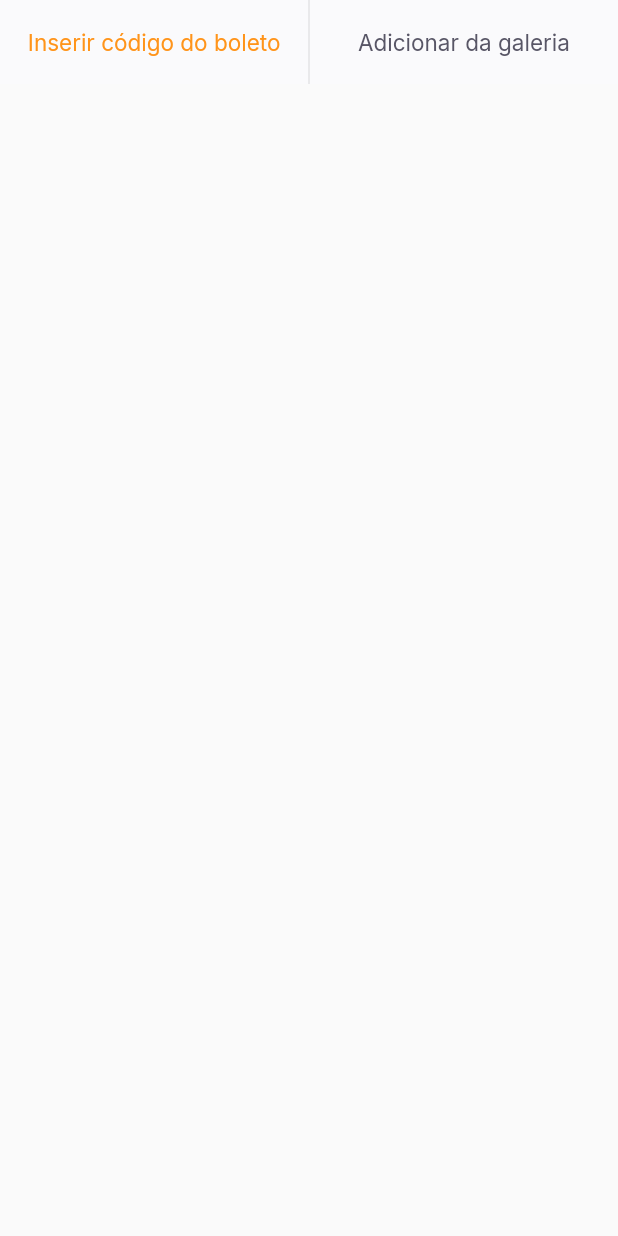
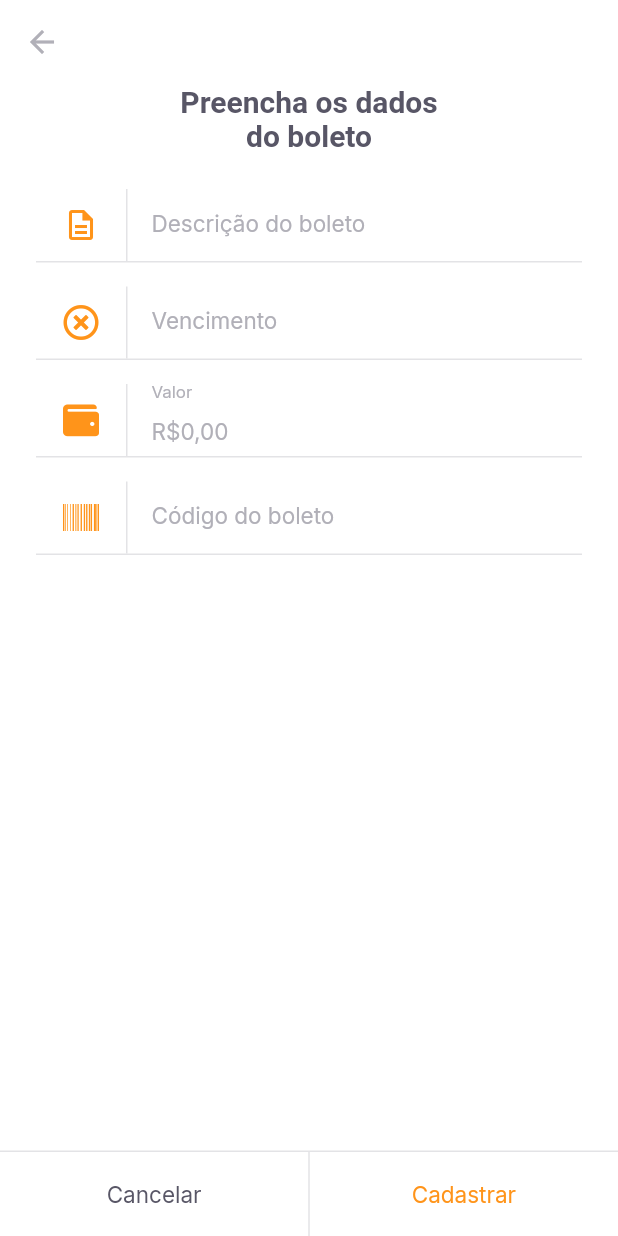
Before and after one commit to Leandro2585/payflow, a Flutter app: the SeveralLabelButtons widget shown alone on an empty page, opened directly, after a tap on "Inserir código do boleto", on a phone screen of 412 x 824 dp. Run offline on Flutter 3.47's test engine with Material 2 defaults, Android fonts, the phone set to English and light mode, and no system bars; our stand-ins replace camera, firebase_core, flutter_masked_text2, font_awesome_flutter, google_fonts, google_sign_in and 2 more; missing offline and left inert: google_ml_kit; accounts and stored records are empty.

Commit message:
feat: implemented create ticket page with form text

```diff
--- a/lib/app_widget.dart
+++ b/lib/app_widget.dart
@@ -24,7 +24,8 @@ class AppWidget extends StatelessWidget {
         '/home': (context) => const HomeScreen(),
         '/login': (context) => const LoginScreen(),
         '/splash': (context) => const SplashScreen(),
-        '/barcode_scanner': (context) => const BarcodeScannerScreen()
+        '/barcode_scanner': (context) => const BarcodeScannerScreen(),
+        '/create_ticket': (context) => const CreateTicketScreen()
       },
     );
   }
--- a/lib/ui/pages/barcode_screen.dart
+++ b/lib/ui/pages/barcode_screen.dart
@@ -17,6 +17,11 @@ class _BarcodeScannerScreenState extends State<BarcodeScannerScreen> {
   @override
   void initState() {
     readBarcodeController.getAvailableCameras();
+    readBarcodeController.statusNotifier.addListener(() {
+      if (readBarcodeController.status.hasBarcode) {
+        Navigator.pushReplacementNamed(context, '/create_ticket');
+      }
+    });
     super.initState();
   }
 
@@ -86,7 +91,7 @@ class _BarcodeScannerScreenState extends State<BarcodeScannerScreen> {
             bottomNavigationBar: SeveralLabelButtons(
               primaryLabel: 'Inserir código do boleto',
               primaryHandle: () {
-                Navigator.pushReplacementNamed(context, '/insert_ticket');
+                Navigator.pushReplacementNamed(context, '/create_ticket');
               },
               secondaryLabel: 'Adicionar da galeria',
               secondaryHandle: () {},
--- /dev/null
+++ b/lib/ui/pages/create_ticket_screen.dart
@@ -0,0 +1,92 @@
+import 'package:flutter/material.dart';
+import 'package:flutter_masked_text2/flutter_masked_text2.dart';
+import 'package:font_awesome_flutter/font_awesome_flutter.dart';
+import 'package:payflow/ui/styles/index.dart';
+import 'package:payflow/ui/widgets/index.dart';
+import 'package:payflow/ui/widgets/input_text.dart';
+
+class CreateTicketScreen extends StatefulWidget {
+  final String? barcode;
+  const CreateTicketScreen({Key? key, this.barcode}) : super(key: key);
+
+  @override
+  _CreateTicketScreenState createState() => _CreateTicketScreenState();
+}
+
+class _CreateTicketScreenState extends State<CreateTicketScreen> {
+  final moneyInputTextController = MoneyMaskedTextController(
+    leftSymbol: 'R\$',
+    decimalSeparator: ',',
+  );
+  final dueDateInputTextController = MaskedTextController(mask: '00/00/0000');
+  final barcodeInputTextController = TextEditingController();
+
+  @override
+  void initState() {
+    if (widget.barcode != null) {
+      barcodeInputTextController.text = widget.barcode!;
+    }
+    super.initState();
+  }
+
+  @override
+  Widget build(BuildContext context) {
+    return Scaffold(
+      backgroundColor: AppColors.background,
+      appBar: AppBar(
+        backgroundColor: AppColors.background,
+        elevation: 0,
+        leading: const BackButton(color: AppColors.input),
+      ),
+      body: Padding(
+        padding: const EdgeInsets.symmetric(horizontal: 24),
+        child: Column(
+          crossAxisAlignment: CrossAxisAlignment.center,
+          children: [
+            Padding(
+              padding: const EdgeInsets.symmetric(horizontal: 93),
+              child: Text(
+                'Preencha os dados do boleto',
+                style: TextStyles.titleBoldHeading,
+                textAlign: TextAlign.center,
+              ),
+            ),
+            const SizedBox(height: 24),
+            InputText(
+              label: 'Descrição do boleto',
+              icon: Icons.description_outlined,
+              onChanged: (value) {},
+            ),
+            InputText(
+              label: 'Vencimento',
+              controller: dueDateInputTextController,
+              icon: FontAwesomeIcons.timesCircle,
+              onChanged: (value) {},
+            ),
+            InputText(
+              label: 'Valor',
+              controller: moneyInputTextController,
+              icon: FontAwesomeIcons.wallet,
+              onChanged: (value) {},
+            ),
+            InputText(
+              label: 'Código do boleto',
+              controller: barcodeInputTextController,
+              icon: FontAwesomeIcons.barcode,
+              onChanged: (value) {},
+            ),
+          ],
+        ),
+      ),
+      bottomNavigationBar: SeveralLabelButtons(
+        primaryLabel: 'Cancelar',
+        primaryHandle: () {
+          Navigator.pop(context);
+        },
+        secondaryLabel: 'Cadastrar',
+        secondaryHandle: () {},
+        enableSecondaryColor: true,
+      ),
+    );
+  }
+}
--- a/lib/ui/pages/index.dart
+++ b/lib/ui/pages/index.dart
@@ -1,3 +1,4 @@
+export './create_ticket_screen.dart';
 export './barcode_screen.dart';
 export './splash_screen.dart';
 export './login_screen.dart';
--- /dev/null
+++ b/lib/ui/widgets/input_text.dart
@@ -0,0 +1,64 @@
+import 'package:flutter/material.dart';
+import 'package:payflow/ui/styles/app_colors.dart';
+import 'package:payflow/ui/styles/app_text_styles.dart';
+
+class InputText extends StatelessWidget {
+  final String label;
+  final IconData icon;
+  final String? initialValue;
+  final String? Function(String?)? validator;
+  final TextEditingController? controller;
+  final void Function(String value) onChanged;
+
+  const InputText({
+    Key? key,
+    required this.label,
+    required this.icon,
+    required this.onChanged,
+    this.initialValue,
+    this.validator,
+    this.controller,
+  }) : super(key: key);
+
+  @override
+  Widget build(BuildContext context) {
+    return Padding(
+      padding: const EdgeInsets.only(bottom: 16),
+      child: Column(
+        children: [
+          TextFormField(
+            style: TextStyles.input,
+            onChanged: onChanged,
+            controller: controller,
+            validator: validator,
+            decoration: InputDecoration(
+              contentPadding: EdgeInsets.zero,
+              labelText: label,
+              labelStyle: TextStyles.input,
+              icon: Row(
+                mainAxisSize: MainAxisSize.min,
+                children: [
+                  Padding(
+                    padding: const EdgeInsets.symmetric(horizontal: 18),
+                    child: Icon(icon, color: AppColors.primary),
+                  ),
+                  Container(
+                    width: 1,
+                    height: 48,
+                    color: AppColors.stroke,
+                  ),
+                ],
+              ),
+              border: InputBorder.none,
+            ),
+          ),
+          const Divider(
+            height: 1,
+            thickness: 1,
+            color: AppColors.stroke,
+          ),
+        ],
+      ),
+    );
+  }
+}
--- a/lib/ui/widgets/several_label_buttons.dart
+++ b/lib/ui/widgets/several_label_buttons.dart
@@ -9,20 +9,31 @@ class SeveralLabelButtons extends StatelessWidget {
   final String secondaryLabel;
   final VoidCallback secondaryHandle;
   final bool enablePrimaryColor;
-
+  final bool enableSecondaryColor;
   const SeveralLabelButtons({
     Key? key,
     required this.primaryLabel,
     required this.primaryHandle,
     required this.secondaryLabel,
     required this.secondaryHandle,
-    this.enablePrimaryColor = true,
+    this.enablePrimaryColor = false,
+    this.enableSecondaryColor = false,
   }) : super(key: key);
 
   @override
   Widget build(BuildContext context) {
     return Container(
-      color: AppColors.shape,
+      color: AppColors.background,
+      height: 57,
+      child: Column(
+        mainAxisSize: MainAxisSize.min,
+        children: [
+          const Divider(
+            thickness: 1,
+            height: 1,
+            color: AppColors.stroke,
+          ),
+          SizedBox(
             height: 56,
             child: Row(
               children: [
@@ -38,6 +49,11 @@ class SeveralLabelButtons extends StatelessWidget {
                   child: LabelButton(
                     label: secondaryLabel,
                     handle: secondaryHandle,
+                    style:
+                        enableSecondaryColor ? TextStyles.buttonPrimary : null,
+                  ),
+                ),
+              ],
             ),
           ),
         ],
--- a/pubspec.yaml
+++ b/pubspec.yaml
@@ -1,7 +1,7 @@
 name: payflow
 description: A new Flutter project.
 
-publish_to: 'none'
+publish_to: "none"
 
 version: 1.0.0+1
 
@@ -22,6 +22,8 @@ dependencies:
   camera: ^0.9.4+16
   image_picker: ^0.8.0+4
   image_picker_for_web: ^2.0.0
+  font_awesome_flutter: ^9.1.0
+  flutter_masked_text2: ^0.9.1
 
 dev_dependencies:
   flutter_test:
```
Also changed, not shown: pubspec.lock. Lines whose indentation alone changed are shown as unchanged.
